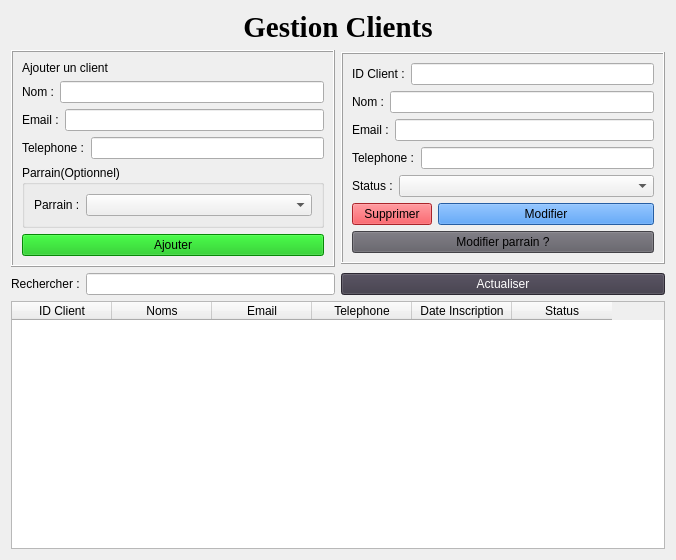
Qt form gui/ClientsWindow.ui (JKAZIMOTO321/marketing_relationnel) before a commit.
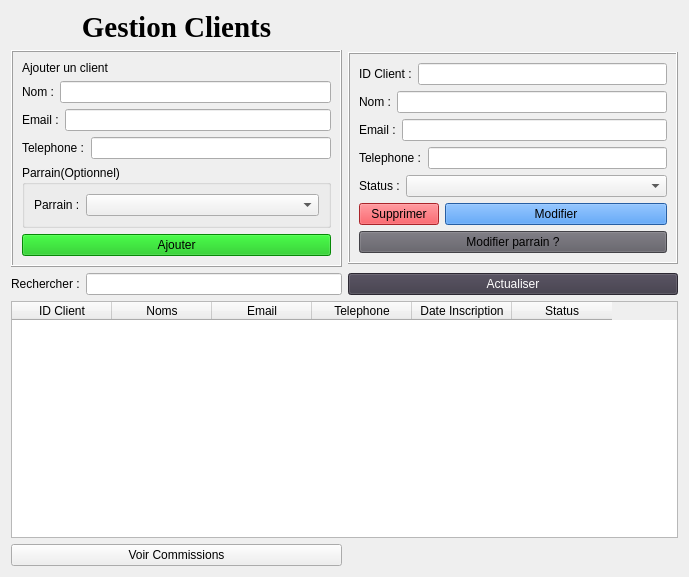
The same form after that commit.

Commit message: Adaptation pour naviguer entre ClientWindow et CommissionWindow

The edit to the form file:
```diff
--- a/gui/ClientsWindow.ui
+++ b/gui/ClientsWindow.ui
@@ -6,8 +6,8 @@
    <rect>
     <x>0</x>
     <y>0</y>
-    <width>676</width>
-    <height>560</height>
+    <width>689</width>
+    <height>577</height>
    </rect>
   </property>
   <property name="sizePolicy">
@@ -26,6 +26,30 @@
    <string>Form</string>
   </property>
   <layout class="QGridLayout" name="gridLayout_2">
+   <item row="0" column="0">
+    <widget class="QLabel" name="label_2">
+     <property name="sizePolicy">
+      <sizepolicy hsizetype="Preferred" vsizetype="Fixed">
+       <horstretch>0</horstretch>
+       <verstretch>0</verstretch>
+      </sizepolicy>
+     </property>
+     <property name="font">
+      <font>
+       <family>Times New Roman</family>
+       <pointsize>22</pointsize>
+       <weight>75</weight>
+       <bold>true</bold>
+      </font>
+     </property>
+     <property name="text">
+      <string>Gestion Clients</string>
+     </property>
+     <property name="alignment">
+      <set>Qt::AlignCenter</set>
+     </property>
+    </widget>
+   </item>
    <item row="1" column="0">
     <widget class="QFrame" name="frame">
      <property name="sizePolicy">
@@ -291,6 +315,13 @@
      </property>
     </widget>
    </item>
+   <item row="4" column="0">
+    <widget class="QPushButton" name="btnCommissions">
+     <property name="text">
+      <string>Voir Commissions</string>
+     </property>
+    </widget>
+   </item>
    <item row="3" column="0" colspan="2">
     <widget class="QTableWidget" name="tableWidget">
      <property name="autoFillBackground">
@@ -368,30 +399,6 @@
      </column>
     </widget>
    </item>
-   <item row="0" column="0" colspan="2">
-    <widget class="QLabel" name="label_2">
-     <property name="sizePolicy">
-      <sizepolicy hsizetype="Preferred" vsizetype="Fixed">
-       <horstretch>0</horstretch>
-       <verstretch>0</verstretch>
-      </sizepolicy>
-     </property>
-     <property name="font">
-      <font>
-       <family>Times New Roman</family>
-       <pointsize>22</pointsize>
-       <weight>75</weight>
-       <bold>true</bold>
-      </font>
-     </property>
-     <property name="text">
-      <string>Gestion Clients</string>
-     </property>
-     <property name="alignment">
-      <set>Qt::AlignCenter</set>
-     </property>
-    </widget>
-   </item>
   </layout>
  </widget>
  <resources/>
```
Left out of the diff: 96 changed lines with no effect on the pictures. The commit also changes 1 other file.
